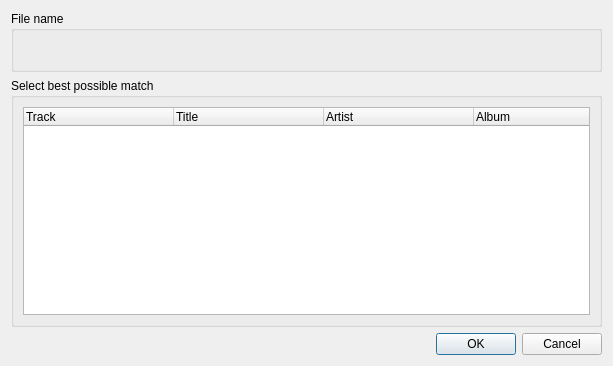
Old version of the form src/ui/trackselectiondialog.ui in the repository clementine-player/Clementine.
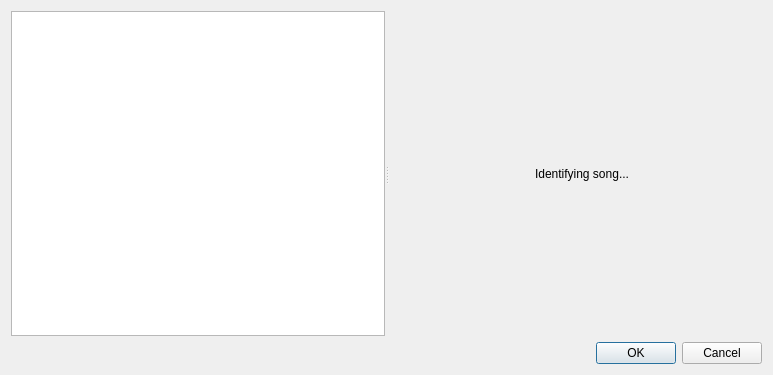
New version of the form. The open tabs and pages were chosen to show the change. Icons and pictures are not drawn. Custom widgets are drawn as their Qt base class.

Commit message: Add support for fetching tags for multiple songs at once.  Fixes issue #1399

Diff of the .ui file:
```diff
--- a/src/ui/trackselectiondialog.ui
+++ b/src/ui/trackselectiondialog.ui
@@ -6,8 +6,8 @@
    <rect>
     <x>0</x>
     <y>0</y>
-    <width>613</width>
-    <height>366</height>
+    <width>773</width>
+    <height>375</height>
    </rect>
   </property>
   <property name="windowTitle">
@@ -17,134 +17,176 @@
    <iconset resource="../../data/data.qrc">
     <normaloff>:/icon.png</normaloff>:/icon.png</iconset>
   </property>
+  <layout class="QVBoxLayout" name="verticalLayout_3">
+   <item>
+    <widget class="QSplitter" name="splitter">
+     <property name="sizePolicy">
+      <sizepolicy hsizetype="Expanding" vsizetype="Expanding">
+       <horstretch>0</horstretch>
+       <verstretch>0</verstretch>
+      </sizepolicy>
+     </property>
+     <property name="orientation">
+      <enum>Qt::Horizontal</enum>
+     </property>
+     <widget class="QListWidget" name="song_list">
+      <property name="uniformItemSizes">
+       <bool>true</bool>
+      </property>
+     </widget>
+     <widget class="QStackedWidget" name="stack">
+      <property name="currentIndex">
+       <number>1</number>
+      </property>
+      <widget class="QWidget" name="loading_page">
   <layout class="QVBoxLayout" name="verticalLayout">
    <item>
-    <widget class="QGroupBox" name="fileNameGroupBox">
-     <property name="title">
-      <string>File name</string>
-     </property>
+         <spacer name="verticalSpacer_2">
+          <property name="orientation">
+           <enum>Qt::Vertical</enum>
+          </property>
+          <property name="sizeHint" stdset="0">
+           <size>
+            <width>20</width>
+            <height>133</height>
+           </size>
+          </property>
+         </spacer>
+        </item>
+        <item>
+         <layout class="QHBoxLayout" name="horizontalLayout">
+          <item>
+           <spacer name="horizontalSpacer">
+            <property name="orientation">
+             <enum>Qt::Horizontal</enum>
+            </property>
+            <property name="sizeHint" stdset="0">
+             <size>
+              <width>40</width>
+              <height>20</height>
+             </size>
+            </property>
+           </spacer>
+          </item>
+          <item>
+           <widget class="BusyIndicator" name="label_2"/>
+          </item>
+          <item>
+           <widget class="QLabel" name="label_3">
+            <property name="text">
+             <string>Identifying song...</string>
+            </property>
+           </widget>
+          </item>
+          <item>
+           <spacer name="horizontalSpacer_2">
+            <property name="orientation">
+             <enum>Qt::Horizontal</enum>
+            </property>
+            <property name="sizeHint" stdset="0">
+             <size>
+              <width>40</width>
+              <height>20</height>
+             </size>
+            </property>
+           </spacer>
+          </item>
+         </layout>
+        </item>
+        <item>
+         <spacer name="verticalSpacer">
+          <property name="orientation">
+           <enum>Qt::Vertical</enum>
+          </property>
+          <property name="sizeHint" stdset="0">
+           <size>
+            <width>20</width>
+            <height>133</height>
+           </size>
+          </property>
+         </spacer>
+        </item>
+       </layout>
+      </widget>
+      <widget class="QWidget" name="error_page">
+       <layout class="QVBoxLayout" name="verticalLayout_4">
+        <item>
+         <spacer name="verticalSpacer_3">
+          <property name="orientation">
+           <enum>Qt::Vertical</enum>
+          </property>
+          <property name="sizeHint" stdset="0">
+           <size>
+            <width>20</width>
+            <height>124</height>
+           </size>
+          </property>
+         </spacer>
+        </item>
+        <item>
+         <widget class="QLabel" name="label_5">
+          <property name="styleSheet">
+           <string notr="true">QLabel { font-weight: bold; }</string>
+          </property>
+          <property name="text">
+           <string>Sorry</string>
+          </property>
+          <property name="alignment">
+           <set>Qt::AlignCenter</set>
+          </property>
+         </widget>
+        </item>
+        <item>
+         <widget class="QLabel" name="label_4">
+          <property name="text">
+           <string>Clementine was unable to find results for this file</string>
+          </property>
+          <property name="alignment">
+           <set>Qt::AlignCenter</set>
+          </property>
+          <property name="wordWrap">
+           <bool>true</bool>
+          </property>
+         </widget>
+        </item>
+        <item>
+         <spacer name="verticalSpacer_4">
+          <property name="orientation">
+           <enum>Qt::Vertical</enum>
+          </property>
+          <property name="sizeHint" stdset="0">
+           <size>
+            <width>20</width>
+            <height>124</height>
+           </size>
+          </property>
+         </spacer>
+        </item>
+       </layout>
+      </widget>
+      <widget class="QWidget" name="results_page">
      <layout class="QVBoxLayout" name="verticalLayout_2">
-      <item>
-       <widget class="QLineEdit" name="filenameLineEdit">
-        <property name="palette">
-         <palette>
-          <active>
-           <colorrole role="Button">
-            <brush brushstyle="SolidPattern">
-             <color alpha="0">
-              <red>0</red>
-              <green>0</green>
-              <blue>0</blue>
-             </color>
-            </brush>
-           </colorrole>
-           <colorrole role="Base">
-            <brush brushstyle="SolidPattern">
-             <color alpha="0">
-              <red>0</red>
-              <green>0</green>
-              <blue>0</blue>
-             </color>
-            </brush>
-           </colorrole>
-           <colorrole role="Window">
-            <brush brushstyle="SolidPattern">
-             <color alpha="0">
-              <red>0</red>
-              <green>0</green>
-              <blue>0</blue>
-             </color>
-            </brush>
-           </colorrole>
-          </active>
-          <inactive>
-           <colorrole role="Button">
-            <brush brushstyle="SolidPattern">
-             <color alpha="0">
-              <red>0</red>
-              <green>0</green>
-              <blue>0</blue>
-             </color>
-            </brush>
-           </colorrole>
-           <colorrole role="Base">
-            <brush brushstyle="SolidPattern">
-             <color alpha="0">
-              <red>0</red>
-              <green>0</green>
-              <blue>0</blue>
-             </color>
-            </brush>
-           </colorrole>
-           <colorrole role="Window">
-            <brush brushstyle="SolidPattern">
-             <color alpha="0">
-              <red>0</red>
-              <green>0</green>
-              <blue>0</blue>
-             </color>
-            </brush>
-           </colorrole>
-          </inactive>
-          <disabled>
-           <colorrole role="Button">
-            <brush brushstyle="SolidPattern">
-             <color alpha="0">
-              <red>0</red>
-              <green>0</green>
-              <blue>0</blue>
-             </color>
-            </brush>
-           </colorrole>
-           <colorrole role="Base">
-            <brush brushstyle="SolidPattern">
-             <color alpha="0">
-              <red>0</red>
-              <green>0</green>
-              <blue>0</blue>
-             </color>
-            </brush>
-           </colorrole>
-           <colorrole role="Window">
-            <brush brushstyle="SolidPattern">
-             <color alpha="0">
-              <red>0</red>
-              <green>0</green>
-              <blue>0</blue>
-             </color>
-            </brush>
-           </colorrole>
-          </disabled>
-         </palette>
+        <property name="margin">
+         <number>0</number>
         </property>
-        <property name="frame">
-         <bool>false</bool>
-        </property>
-        <property name="readOnly">
-         <bool>true</bool>
-        </property>
-       </widget>
-      </item>
-     </layout>
-    </widget>
-   </item>
    <item>
-    <widget class="QGroupBox" name="resultsGroupBox">
-     <property name="title">
+         <widget class="QLabel" name="label">
+          <property name="styleSheet">
+           <string notr="true">QLabel { font-weight: bold; }</string>
+          </property>
+          <property name="text">
       <string>Select best possible match</string>
      </property>
-     <layout class="QVBoxLayout" name="verticalLayout_3">
+         </widget>
+        </item>
       <item>
-       <widget class="QTreeWidget" name="resultsTreeWidget">
+         <widget class="QTreeWidget" name="results">
         <property name="editTriggers">
          <set>QAbstractItemView::DoubleClicked|QAbstractItemView::EditKeyPressed</set>
         </property>
-        <attribute name="headerDefaultSectionSize">
-         <number>150</number>
-        </attribute>
-        <attribute name="headerMinimumSectionSize">
-         <number>50</number>
-        </attribute>
+          <property name="rootIsDecorated">
+           <bool>false</bool>
+          </property>
         <attribute name="headerDefaultSectionSize">
          <number>150</number>
         </attribute>
@@ -175,9 +217,11 @@
       </item>
      </layout>
     </widget>
+     </widget>
+    </widget>
    </item>
    <item>
-    <widget class="QDialogButtonBox" name="buttonBox">
+    <widget class="QDialogButtonBox" name="button_box">
      <property name="sizePolicy">
       <sizepolicy hsizetype="Expanding" vsizetype="Preferred">
        <horstretch>0</horstretch>
@@ -194,6 +238,13 @@
    </item>
   </layout>
  </widget>
+ <customwidgets>
+  <customwidget>
+   <class>BusyIndicator</class>
+   <extends>QLabel</extends>
+   <header>widgets/busyindicator.h</header>
+  </customwidget>
+ </customwidgets>
  <resources>
   <include location="../../data/data.qrc"/>
  </resources>
```
Left out of the diff: 6 changed lines with no effect on the pictures. Lines whose indentation alone changed are shown as unchanged. The commit also changes 5 other files.
